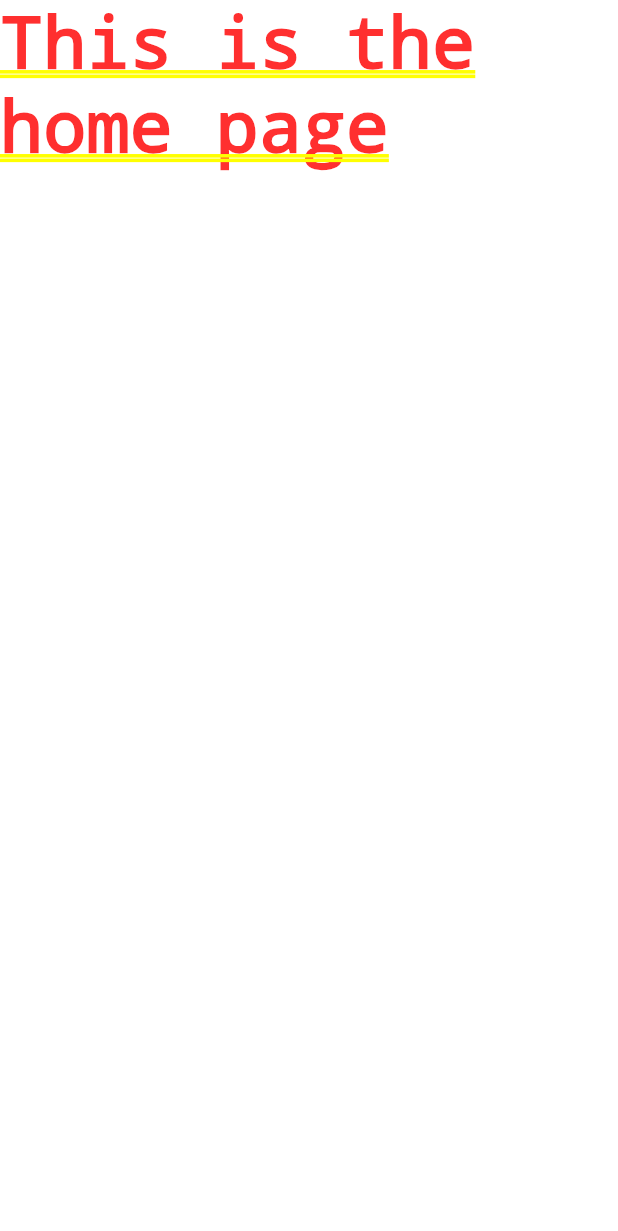
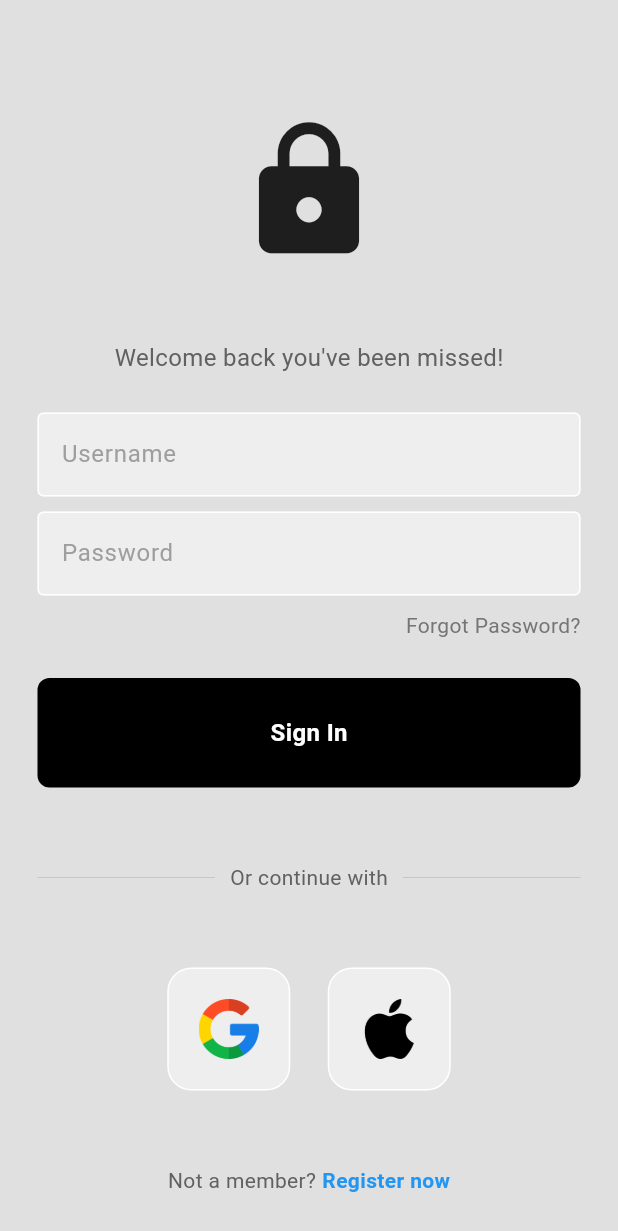
Before and after one commit to Pranav-P-K/Flutter-Authentication-App, a Flutter app: the screen it shows after launch, on a phone screen of 412 x 824 dp. Shown: the top 1231 px of the screen. Run offline on Flutter 3.47's test engine with Material 3 defaults, Android fonts, the phone set to English and light mode, and no system bars.

Commit message:
frontend part created

```diff
--- a/authentication_app/analysis_options.yaml
+++ b/authentication_app/analysis_options.yaml
@@ -7,6 +7,10 @@
 
 # The following line activates a set of recommended lints for Flutter apps,
 # packages, and plugins designed to encourage good coding practices.
+analyzer:
+  errors:
+    prefer_typing_uninitialized_variables: ignore
+    prefer_const_constructors: ignore
 include: package:flutter_lints/flutter.yaml
 
 linter:
--- /dev/null
+++ b/authentication_app/lib/components/my_button.dart
@@ -0,0 +1,32 @@
+import 'package:flutter/material.dart';
+
+class MyButton extends StatelessWidget {
+  final Function()? onTap;
+
+  const MyButton({super.key, required this.onTap});
+
+  @override
+  Widget build(BuildContext context) {
+    return GestureDetector(
+      onTap: () {},
+      child: Container(
+        padding: const EdgeInsets.all(25),
+        margin: const EdgeInsets.symmetric(horizontal: 25),
+        decoration: BoxDecoration(
+          color: Colors.black,
+          borderRadius: BorderRadius.circular(8),
+        ),
+        child: const Center(
+          child: Text(
+            "Sign In",
+            style: TextStyle(
+              color: Colors.white,
+              fontWeight: FontWeight.bold,
+              fontSize: 16,
+            ),
+          ),
+        ),
+      ),
+    );
+  }
+}
--- /dev/null
+++ b/authentication_app/lib/components/my_textfield.dart
@@ -0,0 +1,36 @@
+import 'package:flutter/material.dart';
+
+class MyTextField extends StatelessWidget {
+  final controller;
+  final String hintText;
+  final bool obscureText;
+
+  const MyTextField({
+    super.key,
+    required this.controller,
+    required this.hintText,
+    required this.obscureText,
+  });
+
+  @override
+  Widget build(BuildContext context) {
+    return Padding(
+      padding: const EdgeInsets.symmetric(horizontal: 25.0),
+      child: TextField(
+        controller: controller,
+        obscureText: obscureText,
+        decoration: InputDecoration(
+            enabledBorder: const OutlineInputBorder(
+              borderSide: BorderSide(color: Colors.white),
+            ),
+            focusedBorder: OutlineInputBorder(
+              borderSide: BorderSide(color: Colors.grey.shade400),
+            ),
+            fillColor: Colors.grey.shade200,
+            filled: true,
+            hintText: hintText,
+            hintStyle: TextStyle(color: Colors.grey[500])),
+      ),
+    );
+  }
+}
--- /dev/null
+++ b/authentication_app/lib/components/square_tile.dart
@@ -0,0 +1,25 @@
+import 'package:flutter/material.dart';
+
+class SquareTile extends StatelessWidget {
+  final String imagePath;
+  const SquareTile({
+    super.key,
+    required this.imagePath,
+  });
+
+  @override
+  Widget build(BuildContext context) {
+    return Container(
+      padding: EdgeInsets.all(20),
+      decoration: BoxDecoration(
+        border: Border.all(color: Colors.white),
+        borderRadius: BorderRadius.circular(16),
+        color: Colors.grey[200],
+      ),
+      child: Image.asset(
+        imagePath,
+        height: 40,
+      ),
+    );
+  }
+}
--- a/authentication_app/lib/main.dart
+++ b/authentication_app/lib/main.dart
@@ -1,7 +1,9 @@
 import 'package:flutter/material.dart';
+import 'package:authentication_app/pages/login_page.dart';
+import 'package:authentication_app/pages/signup_page.dart';
 
 void main() {
-  runApp(const MyApp());
+  runApp(MyApp());
 }
 
 class MyApp extends StatelessWidget {
@@ -10,21 +12,16 @@ class MyApp extends StatelessWidget {
   @override
   Widget build(BuildContext context) {
     return MaterialApp(
-      title: 'Flutter Demo',
+      debugShowCheckedModeBanner: false,
+      title: 'Authentication App',
       theme: ThemeData(
-        colorScheme: ColorScheme.fromSeed(seedColor: Colors.deepPurple),
-        useMaterial3: true,
+        primarySwatch: Colors.blue,
       ),
-      home: const MyHomePage(),
+      initialRoute: '/login',
+      routes: {
+        '/login': (context) => LoginPage(),
+        '/signup': (context) => SignUpPage(),
+      },
     );
   }
 }
-
-class MyHomePage extends StatelessWidget {
-  const MyHomePage({super.key});
-
-  @override
-  Widget build(BuildContext context) {
-    return const Text('This is the home page');
-  }
-}
--- /dev/null
+++ b/authentication_app/lib/pages/login_page.dart
@@ -0,0 +1,162 @@
+import 'package:flutter/material.dart';
+import 'package:authentication_app/components/my_button.dart';
+import 'package:authentication_app/components/my_textfield.dart';
+import 'package:authentication_app/components/square_tile.dart';
+
+class LoginPage extends StatelessWidget {
+  LoginPage({super.key});
+
+  // text editing controllers
+  final usernameController = TextEditingController();
+  final passwordController = TextEditingController();
+
+  // sign user in method
+  void signUserIn() {}
+
+  @override
+  Widget build(BuildContext context) {
+    return Scaffold(
+      backgroundColor: Colors.grey[300],
+      body: SafeArea(
+        child: Center(
+          child: Column(
+            mainAxisAlignment: MainAxisAlignment.center,
+            children: [
+              const SizedBox(height: 50),
+
+              // logo
+              const Icon(
+                Icons.lock,
+                size: 100,
+              ),
+
+              const SizedBox(height: 50),
+
+              // welcome back, you've been missed!
+              Text(
+                'Welcome back you\'ve been missed!',
+                style: TextStyle(
+                  color: Colors.grey[700],
+                  fontSize: 16,
+                ),
+              ),
+
+              const SizedBox(height: 25),
+
+              // username textfield
+              MyTextField(
+                controller: usernameController,
+                hintText: 'Username',
+                obscureText: false,
+              ),
+
+              const SizedBox(height: 10),
+
+              // password textfield
+              MyTextField(
+                controller: passwordController,
+                hintText: 'Password',
+                obscureText: true,
+              ),
+
+              const SizedBox(height: 10),
+
+              // forgot password?
+              Padding(
+                padding: const EdgeInsets.symmetric(horizontal: 25.0),
+                child: Row(
+                  mainAxisAlignment: MainAxisAlignment.end,
+                  children: [
+                    Text(
+                      'Forgot Password?',
+                      style: TextStyle(color: Colors.grey[600]),
+                    ),
+                  ],
+                ),
+              ),
+
+              const SizedBox(height: 25),
+
+              // sign in button
+              MyButton(
+                onTap: signUserIn,
+              ),
+
+              const SizedBox(height: 50),
+
+              // or continue with
+              Padding(
+                padding: const EdgeInsets.symmetric(horizontal: 25.0),
+                child: Row(
+                  children: [
+                    Expanded(
+                      child: Divider(
+                        thickness: 0.5,
+                        color: Colors.grey[400],
+                      ),
+                    ),
+                    Padding(
+                      padding: const EdgeInsets.symmetric(horizontal: 10.0),
+                      child: Text(
+                        'Or continue with',
+                        style: TextStyle(color: Colors.grey[700]),
+                      ),
+                    ),
+                    Expanded(
+                      child: Divider(
+                        thickness: 0.5,
+                        color: Colors.grey[400],
+                      ),
+                    ),
+                  ],
+                ),
+              ),
+
+              const SizedBox(height: 50),
+
+              // google + apple sign in buttons
+              Row(
+                mainAxisAlignment: MainAxisAlignment.center,
+                children: const [
+                  // google button
+                  SquareTile(imagePath: 'lib/images/google.png'),
+
+                  SizedBox(width: 25),
+
+                  // apple button
+                  SquareTile(imagePath: 'lib/images/apple.png')
+                ],
+              ),
+
+              const SizedBox(height: 50),
+
+              // not a member? register now
+              Row(
+                mainAxisAlignment: MainAxisAlignment.center,
+                children: [
+                  Text(
+                    'Not a member?',
+                    style: TextStyle(color: Colors.grey[700]),
+                  ),
+                  const SizedBox(width: 4),
+                  GestureDetector(
+                    onTap: () {
+                      Navigator.pushNamed(context, '/signup');
+                    },
+                    child: const Text(
+                      'Register now',
+                      style: TextStyle(
+                        color: Colors.blue,
+                        fontWeight: FontWeight.bold,
+                      ),
+                    ),
+                  ),
+                ],
+              ),
+            ],
+          ),
+        ),
+      ),
+    );
+  }
+}
--- a/authentication_app/pubspec.yaml
+++ b/authentication_app/pubspec.yaml
@@ -59,8 +59,8 @@ flutter:
   uses-material-design: true
 
   # To add assets to your application, add an assets section, like this:
-  # assets:
-  #   - images/a_dot_burr.jpeg
+  assets:
+    - lib/images/
   #   - images/a_dot_ham.jpeg
 
   # An image asset can refer to one or more resolution-specific "variants", see
```
Also changed, not shown: authentication_app/lib/pages/signup_page.dart (added, +156 -0 lines), authentication_app/lib/images/apple.png (added), authentication_app/lib/images/google.png (added), 7 other files.
